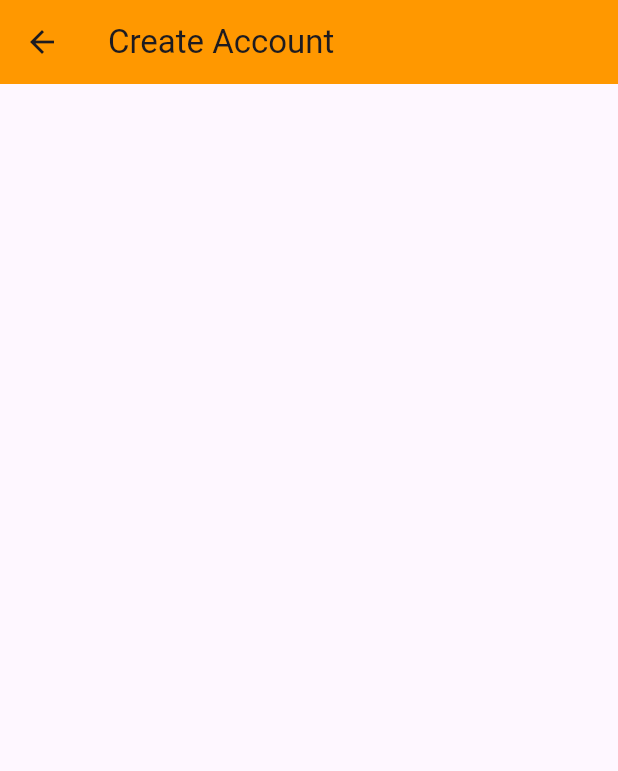
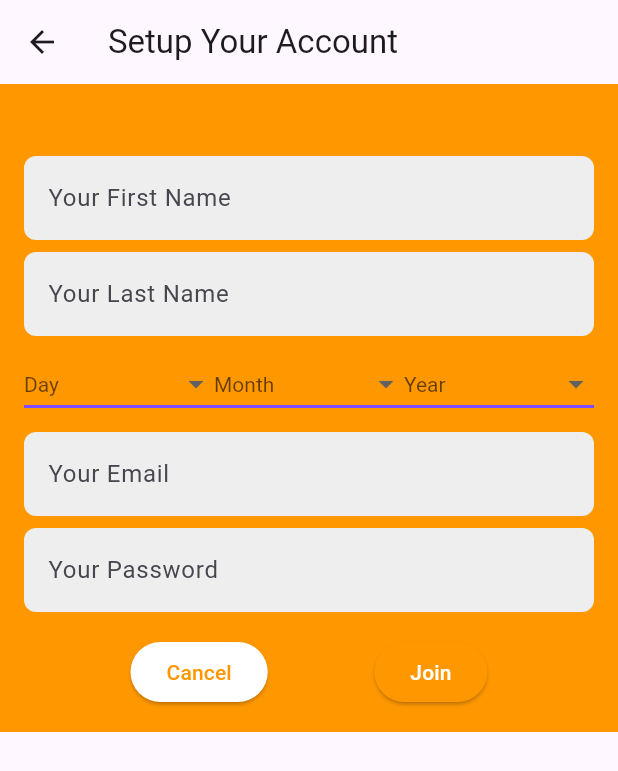
Before and after one commit to SurenSebastian/ihc-fernandez-keushkerian-sapiurka, a Flutter app: the screen it shows after launch, after a tap on "Create Evnt Account", on a phone screen of 412 x 824 dp. Shown: the top 771 px of the screen. Run offline on Flutter 3.47's test engine with Material 3 defaults, Android fonts, the phone set to English and light mode, and no system bars; our stand-ins replace firebase_auth, firebase_core, google_sign_in; accounts and stored records are empty.

Commit message:
Se crea la pantalla de creacion de usuarios

```diff
--- a/evnt/lib/screens/create_event_account.dart
+++ b/evnt/lib/screens/create_event_account.dart
@@ -1,15 +1,117 @@
 import 'package:flutter/material.dart';
+import '../widgets/input_field.dart';
+import '../widgets/action_button.dart';
+import '../widgets/date_dropdown.dart';
+import '../widgets/custom_button.dart';
 
+class CreateEventAccount extends StatefulWidget {
+  @override
+  _CreateEventAccount createState() => _CreateEventAccount();
+}
 
-class EventAccount extends StatelessWidget {
-  const EventAccount({super.key});
+class _CreateEventAccount extends State<CreateEventAccount> {
+  final TextEditingController firstNameController = TextEditingController();
+  final TextEditingController lastNameController = TextEditingController();
+  final TextEditingController emailController = TextEditingController();
+  final TextEditingController cellPhoneController = TextEditingController();
+  final TextEditingController passwordController = TextEditingController();
+
+  String? selectedDay;
+  String? selectedMonth;
+  String? selectedYear;
+  List<String> days = List<String>.generate(31, (index) => (index + 1).toString());
+  List<String> months = [
+    "January", "February", "March", "April", "May", "June",
+    "July", "August", "September", "October", "November", "December"
+  ];
+  List<String> years = List<String>.generate(100, (index) => (DateTime.now().year - index).toString());
+
 
   @override
   Widget build(BuildContext context) {
     return Scaffold(
       appBar: AppBar(
-        title: const Text('Create Account'),
-        backgroundColor: Colors.orange,
+        title: Text("Setup Your Account"),
+      ),
+      body: Container(
+        decoration: BoxDecoration(
+          color: Colors.orange,
+        ),
+        padding: const EdgeInsets.all(16.0),
+        child: SingleChildScrollView(
+          child: Padding(
+            padding: const EdgeInsets.only(top: 32.0),
+            child: Column(
+              crossAxisAlignment: CrossAxisAlignment.start,
+              children: <Widget>[
+                InputField(hintText: "Your First Name", controller: firstNameController),
+                SizedBox(height: 8),
+                InputField(hintText: "Your Last Name", controller: lastNameController),
+                SizedBox(height: 8),
+                Row(
+                  children: [
+                    Expanded(
+                      child: DateDropdown(
+                        items: days,
+                        currentValue: selectedDay,
+                        onChanged: (newValue) {
+                          setState(() { selectedDay = newValue; });
+                        },
+                        hint: 'Day',
+                      ),
+                    ),
+                    Expanded(
+                      child: DateDropdown(
+                        items: months,
+                        currentValue: selectedMonth,
+                        onChanged: (newValue) {
+                          setState(() { selectedMonth = newValue; });
+                        },
+                        hint: 'Month',
+                      ),
+                    ),
+                    Expanded(
+                      child: DateDropdown(
+                        items: years,
+                        currentValue: selectedYear,
+                        onChanged: (newValue) {
+                          setState(() { selectedYear = newValue; });
+                        },
+                        hint: 'Year',
+                      ),
+                    ),
+                  ],
+                ),
+                SizedBox(height: 8),
+                InputField(hintText: "Your Email", controller: emailController),
+                SizedBox(height: 8),
+                InputField(hintText: "Your Password", controller: passwordController, obscureText: true),
+                SizedBox(height: 16),
+                Row(
+                  mainAxisAlignment: MainAxisAlignment.spaceEvenly,
+                  children: [
+                    CustomButton(
+                      text: "Cancel",
+                      color: Colors.white,
+                      textColor: Colors.orange,
+                      onPressed: () {
+                        Navigator.pop(context);
+                      },
+                    ),
+                    CustomButton(
+                      text: "Join",
+                      color: Colors.orange,
+                      textColor: Colors.white,
+                      onPressed: () {
+
+                      },
+                    ),
+                  ],
+                ),
+              ],
+            ),
+          ),
+        ),
       ),
     );
   }
--- a/evnt/lib/screens/start_screen.dart
+++ b/evnt/lib/screens/start_screen.dart
@@ -76,7 +76,7 @@ class StartScreen extends StatelessWidget {
                 onPressed: () {
                   Navigator.push(
                       context,
-                      MaterialPageRoute(builder: (context) => EventAccount()),
+                      MaterialPageRoute(builder: (context) => CreateEventAccount()),
                   );
                 },
               ),
--- /dev/null
+++ b/evnt/lib/widgets/action_button.dart
@@ -0,0 +1,30 @@
+import 'package:flutter/material.dart';
+
+class ActionButton extends StatelessWidget {
+  final String text;
+  final VoidCallback onPressed;
+  final Color color;
+
+  const ActionButton({
+    Key? key,
+    required this.text,
+    required this.onPressed,
+    this.color = Colors.blue,
+  }) : super(key: key);
+
+  @override
+  Widget build(BuildContext context) {
+    return ElevatedButton(
+      onPressed: onPressed,
+      child: Text(text),
+      style: ButtonStyle(
+        backgroundColor: MaterialStateProperty.all(color),
+        shape: MaterialStateProperty.all(
+          RoundedRectangleBorder(
+            borderRadius: BorderRadius.circular(8),
+          ),
+        ),
+      ),
+    );
+  }
+}
--- /dev/null
+++ b/evnt/lib/widgets/date_dropdown.dart
@@ -0,0 +1,41 @@
+// in widgets/date_dropdown.dart
+import 'package:flutter/material.dart';
+
+class DateDropdown extends StatelessWidget {
+  final List<String> items;
+  final String? currentValue;
+  final ValueChanged<String?> onChanged;
+  final String hint;
+
+  const DateDropdown({
+    Key? key,
+    required this.items,
+    required this.currentValue,
+    required this.onChanged,
+    required this.hint,
+  }) : super(key: key);
+
+  @override
+  Widget build(BuildContext context) {
+    return DropdownButton<String>(
+      isExpanded: true,
+      hint: Text(hint),
+      value: currentValue,
+      icon: const Icon(Icons.arrow_drop_down),
+      iconSize: 24,
+      elevation: 16,
+      style: const TextStyle(color: Colors.deepPurple),
+      underline: Container(
+        height: 2,
+        color: Colors.deepPurpleAccent,
+      ),
+      onChanged: onChanged,
+      items: items.map<DropdownMenuItem<String>>((String value) {
+        return DropdownMenuItem<String>(
+          value: value,
+          child: Text(value),
+        );
+      }).toList(),
+    );
+  }
+}
--- /dev/null
+++ b/evnt/lib/widgets/input_field.dart
@@ -0,0 +1,34 @@
+import 'package:flutter/material.dart';
+
+class InputField extends StatelessWidget {
+  final String hintText;
+  final TextEditingController controller;
+  final TextInputType keyboardType;
+  final bool obscureText;
+
+  const InputField({
+    Key? key,
+    required this.hintText,
+    required this.controller,
+    this.keyboardType = TextInputType.text,
+    this.obscureText = false,
+  }) : super(key: key);
+
+  @override
+  Widget build(BuildContext context) {
+    return TextField(
+      controller: controller,
+      keyboardType: keyboardType,
+      obscureText: obscureText,
+      decoration: InputDecoration(
+        hintText: hintText,
+        border: OutlineInputBorder(
+          borderRadius: BorderRadius.circular(8.0),
+          borderSide: BorderSide.none,
+        ),
+        filled: true,
+        fillColor: Colors.grey[200],
+      ),
+    );
+  }
+}
```
